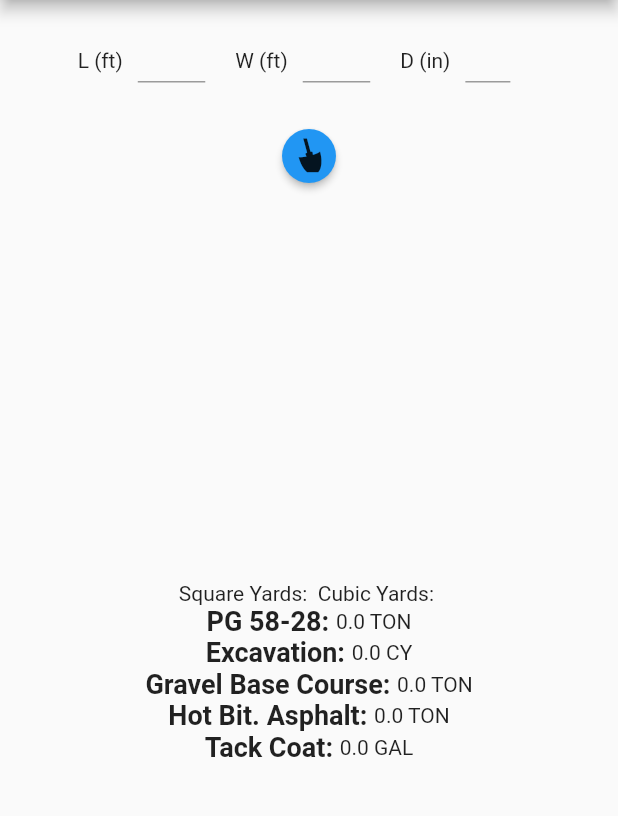
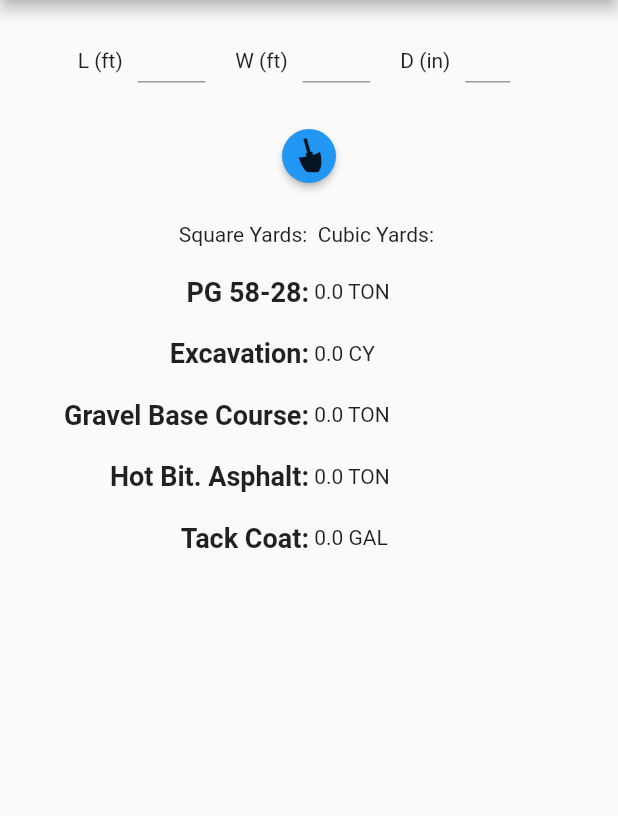
Before and after one commit to ajhanson22227/constructionNumbers, a Flutter app: the RoadConstruction screen opened by its route, on a phone screen of 412 x 824 dp, the part 84-900 px from its top. Run offline on Flutter 3.47's test engine with Material 2 defaults, Android fonts, the phone set to English and light mode, and no system bars.

Commit message:
Align text to right align, center in screen

```diff
--- a/lib/screens/secondScreen.dart
+++ b/lib/screens/secondScreen.dart
@@ -141,76 +141,101 @@ class _RoadConstructionAppState extends State<RoadConstruction> {
               onPressed: getNumbers,
             ),
 
-            Expanded(
-              flex: 5,
+            Container(
+              width: 400,
               child: Column(
                 mainAxisAlignment: MainAxisAlignment.center,
                 children: [
+                  SizedBox(height: 20,),
                   Align(
                     alignment: Alignment.topCenter,
                     child: Text(
                         'Square Yards: $squareYardsString Cubic Yards: $cubicYardsString'),
                   ),
+                  SizedBox(height: 20,),
                   Row(
-                    mainAxisAlignment: MainAxisAlignment.center,
+                    mainAxisAlignment: MainAxisAlignment.start,
                     children: [
-                      Text(
+                      Container(
+                        width: 200,
+                        child: Text(
                           'PG 58-28: ',
-                        textAlign: TextAlign.left,
+                          textAlign: TextAlign.right,
                           style: TextStyle(
                               fontSize: 18, fontWeight: FontWeight.bold),
                         ),
-                      Text('$pg5828String TON'),
+                      ),
+
+                      Text(' $pg5828String TON'),
                     ],
                   ),
+                  SizedBox(height: 20,),
                   Row(
-                    mainAxisAlignment: MainAxisAlignment.center,
+                    mainAxisAlignment: MainAxisAlignment.start,
                     children: [
-                      Text(
+                      Container(
+                        width: 200,
+                        child: Text(
                           'Excavation: ',
-                        textAlign: TextAlign.left,
+                          textAlign: TextAlign.right,
                           style: TextStyle(
                               fontSize: 18, fontWeight: FontWeight.bold),
                         ),
-                      Text('$excavationString CY'),
+                      ),
+
+                      Text(' $excavationString CY'),
                     ],
                   ),
+                  SizedBox(height: 20,),
                   Row(
-                    mainAxisAlignment: MainAxisAlignment.center,
+                    mainAxisAlignment: MainAxisAlignment.start,
                     children: [
-                      Text(
+                      Container(
+                        width: 200,
+                        child:  Text(
                           'Gravel Base Course: ',
-                        textAlign: TextAlign.left,
+                          textAlign: TextAlign.right,
                           style: TextStyle(
                               fontSize: 18, fontWeight: FontWeight.bold),
                         ),
-                      Text('$gravelBaseCourseString TON'),
+                      ),
+
+                      Text(' $gravelBaseCourseString TON'),
                     ],
                   ),
+                  SizedBox(height: 20,),
                   Row(
-                    mainAxisAlignment: MainAxisAlignment.center,
+                    mainAxisAlignment: MainAxisAlignment.start,
                     children: [
-                      Text(
+                      Container(
+                        width: 200,
+                         child: Text(
                           'Hot Bit. Asphalt: ',
-                        textAlign: TextAlign.left,
+                          textAlign: TextAlign.right,
                           style: TextStyle(
                               fontSize: 18, fontWeight: FontWeight.bold),
                         ),
-                      Text('$hotBitAsphaltString TON'),
+                      ),
+                      Text(' $hotBitAsphaltString TON'),
                     ],
                   ),
+                  SizedBox(height: 20,),
                   Row(
-                    mainAxisAlignment: MainAxisAlignment.center,
+                    mainAxisAlignment: MainAxisAlignment.start,
                     children: [
-                      Text(
+                      Container(
+                        width: 200,
+                        child: Text(
                           'Tack Coat: ',
-                        textAlign: TextAlign.left,
+                          textAlign: TextAlign.right,
                           style: TextStyle(
                               fontSize: 18, fontWeight: FontWeight.bold),
                         ),
-                      Text('$tackCoatString GAL'),
+                      ),
+                      Text(' $tackCoatString GAL'),
                     ],
                   ),
+                  SizedBox(height: 20,),
                 ],
               ),
             ),
```
Also changed, not shown: 1 other file. Lines whose indentation alone changed are shown as unchanged.
